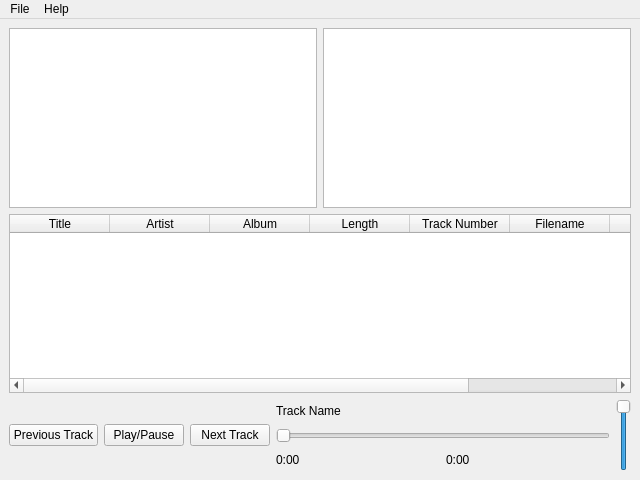
Before: the Qt Designer form main.ui in Ohmnivore/SpaceAudio, drawn with Qt 5.
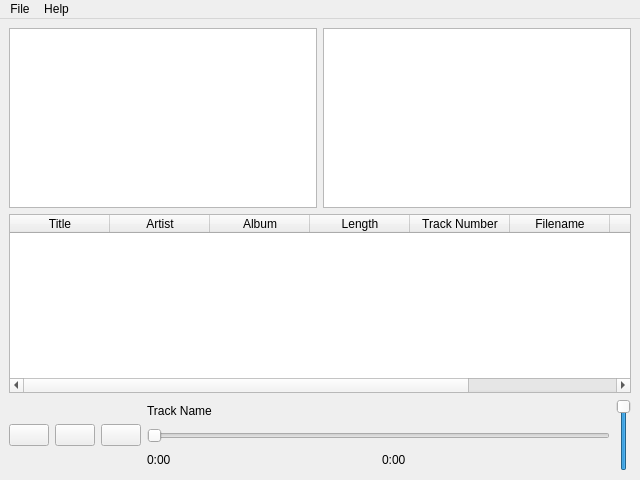
After: the same form once the commit is applied.

Commit message: Fixed some UI bugs Added style for bottom UI

Diff of the .ui file:
```diff
--- a/main.ui
+++ b/main.ui
@@ -13,6 +13,9 @@
   <property name="windowTitle">
    <string>SpaceAudio</string>
   </property>
+  <property name="styleSheet">
+   <string notr="true"/>
+  </property>
   <widget class="QWidget" name="centralwidget">
    <layout class="QGridLayout" name="gridLayout">
     <item row="0" column="0">
@@ -104,21 +107,27 @@
         <item>
          <widget class="QPushButton" name="PreviousTrack">
           <property name="text">
-           <string>Previous Track</string>
+           <string/>
           </property>
          </widget>
         </item>
         <item>
          <widget class="QPushButton" name="PlayPause">
           <property name="text">
-           <string>Play/Pause</string>
+           <string/>
+          </property>
+          <property name="iconSize">
+           <size>
+            <width>64</width>
+            <height>64</height>
+           </size>
           </property>
          </widget>
         </item>
         <item>
          <widget class="QPushButton" name="NextTrack">
           <property name="text">
-           <string>Next Track</string>
+           <string/>
           </property>
          </widget>
         </item>
```
Left out of the diff: 3 changed lines with no effect on the pictures. The commit also changes 1270 other files.
